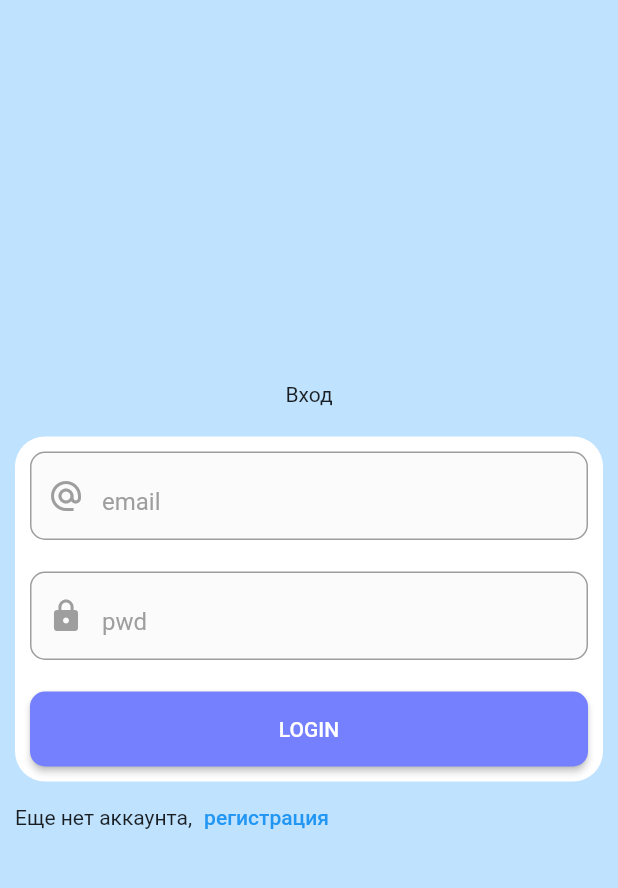
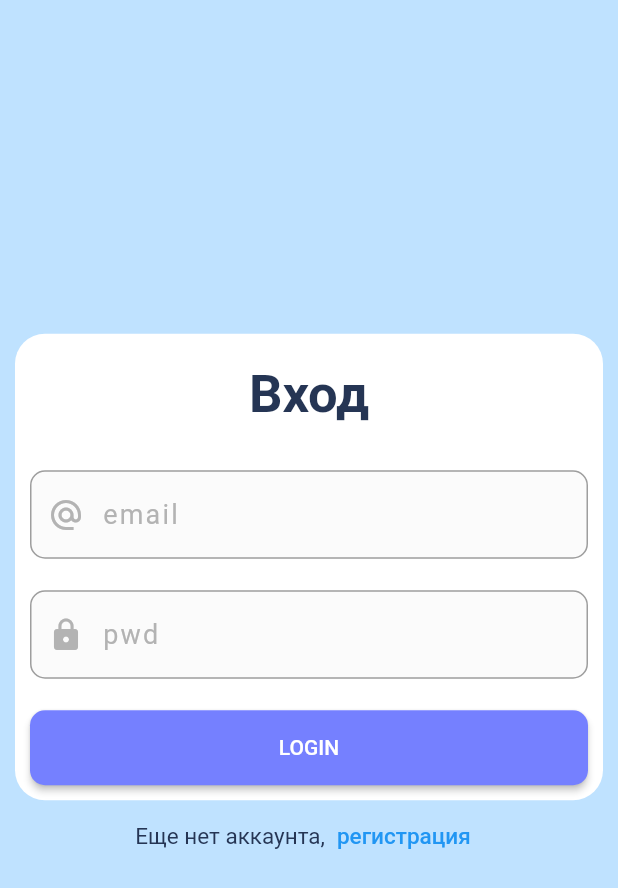
Before and after one commit to Nikolay-leukhin/engsn_app, a Flutter app: the screen it shows after launch, on a phone screen of 412 x 824 dp. Shown: the top 888 px of the screen. Run offline on Flutter 3.47's test engine with Material 2 defaults, Android fonts, the phone set to English and light mode, and no system bars; our stand-ins replace bloc, dio, equatable, flutter_bloc, google_fonts, hive and 2 more; accounts and stored records are empty; Roboto replaces fonts that are missing (Puritan).

Commit message:
login redesign

```diff
--- a/lib/app.dart
+++ b/lib/app.dart
@@ -1,10 +1,10 @@
-
 import 'package:engsn_corected/view/router/app_router.dart';
 import 'package:engsn_corected/view/screens/home/home_screen.dart';
 import 'package:engsn_corected/view/screens/login/login_screen.dart';
 import 'package:engsn_corected/view/utils/colors.dart';
 import 'package:flutter/material.dart';
 import 'package:flutter_bloc/flutter_bloc.dart';
+import 'view/theme/theme.dart';
 
 import 'logic/app/app_bloc.dart';
 import 'logic/home/home_bloc.dart';
@@ -28,9 +28,7 @@ class _AppState extends State<App> {
   Widget build(BuildContext context) {
     return MaterialApp(title: 'project title',
       debugShowCheckedModeBanner: false,
-      theme: ThemeData(
-        scaffoldBackgroundColor: AppColors.sky,
-      ),
+      theme: lightTheme,
       home: Scaffold(
           body: BlocConsumer<AppBloc, AppState>(
             listener: (context, state) {},
--- a/lib/view/screens/login/login_screen.dart
+++ b/lib/view/screens/login/login_screen.dart
@@ -34,16 +34,24 @@ class _LoginPageState extends State<LoginPage> {
               child: Column(
                 mainAxisAlignment: MainAxisAlignment.center,
                 children: [
-                  const Text("Вход"),
-                  const SizedBox(
-                    height: 20,
-                  ),
                   Container(
                     decoration: const BoxDecoration(color: Colors.white, borderRadius: BorderRadius.all(Radius.circular(20))),
                     child: Column(
                       mainAxisAlignment: MainAxisAlignment.center,
                       crossAxisAlignment: CrossAxisAlignment.center,
                       children: [
+                        const SizedBox(
+                          height: 20,
+                        ),
+                        Text(
+                          'Вход',
+                          textAlign: TextAlign.center,
+                          style: Theme.of(context).textTheme.headlineMedium,
+                        ),
+
+                        const SizedBox(
+                          height: 20,
+                        ),
                         DefaultTextField(
                           controller: _emailController,
                           keyboardType: TextInputType.emailAddress,
@@ -55,12 +63,15 @@ class _LoginPageState extends State<LoginPage> {
                           keyboardType: TextInputType.name,
                           hintText: "pwd",
                           icon: (Icons.lock),
+                          obscureText: true,
                         ),
                         BlocListener<LoginBloc, LoginState>(
                           listener: (context, state) async {
                             if (context.read<LoginBloc>().state is LoginLoaded) {
                               await Future.delayed(Duration(seconds: 1));
+                              // ignore: use_build_context_synchronously
                               Navigator.of(context).pop();
+                              // ignore: use_build_context_synchronously
                               Navigator.of(context).popAndPushNamed("/home");
                             }
                           },
@@ -73,20 +84,35 @@ class _LoginPageState extends State<LoginPage> {
                               showDialog(context: context, builder: (_) => ProfileLoadingPopup());
                             },
                           ),
-                        )
+                        ),
+
                       ],
                     ),
                   ),
                   Row(
+                    mainAxisAlignment: MainAxisAlignment.center,
                     children: [
-                      Text("Еще нет аккаунта,"),
+                      Text("Еще нет аккаунта,",
+                        style: TextStyle(
+                            fontSize: 15,
+                            color: AppColors.black
+                        ),),
                       TextButton(
-                          onPressed: () {
-                            Navigator.of(context).pushNamed('/signin');
-                          },
-                          child: Text('регистрация'))
+                        onPressed: () {
+                          Navigator.of(context).pushNamed('/signin');
+                        },
+                        child:
+                        const Text('регистрация',
+                          style: TextStyle(
+                            fontSize: 15,
+                          ),
+                        ),
+                      )
                     ],
-                  )
+                  ),
+                  const SizedBox(
+                    height: 20,
+                  ),
                 ],
               ),
             )
--- a/lib/view/theme/theme.dart
+++ b/lib/view/theme/theme.dart
@@ -0,0 +1,30 @@
+import 'package:engsn_corected/view/utils/colors.dart';
+import 'package:flutter/material.dart';
+import 'package:google_fonts/google_fonts.dart';
+
+final lightTheme = ThemeData(
+    scaffoldBackgroundColor: AppColors.sky,
+    textTheme: TextTheme(
+        headlineMedium: GoogleFonts.beVietnamPro(
+            color: AppColors.black,
+            fontSize: 35,
+            fontWeight: FontWeight.w700
+        ),
+        labelSmall: GoogleFonts.puritan(
+            color: AppColors.light,
+            fontSize: 18,
+            fontWeight: FontWeight.w400
+        ),
+        bodyMedium: GoogleFonts.puritan(
+            color: AppColors.black,
+            fontSize: 22,
+            fontWeight: FontWeight.w400
+        ),
+        titleSmall: GoogleFonts.beVietnamPro(
+            color: AppColors.black,
+            fontSize: 14,
+            fontWeight: FontWeight.w400,
+            height: 1
+        )
+    )
+);
--- a/lib/view/utils/colors.dart
+++ b/lib/view/utils/colors.dart
@@ -8,4 +8,10 @@ class AppColors{
   static Color cherry = const Color.fromRGBO(37, 0, 92, 1);
   static Color dark = const Color.fromRGBO(11, 19, 112, 1);
   static Color sky = const Color.fromRGBO(191, 226, 255, 1);
+  static Color blue_purple = const Color.fromRGBO(117, 128, 255, 1);
+  static Color grey = const Color.fromRGBO(61, 60, 60, 0.2);
+  static Color black = const Color.fromRGBO(37, 53, 84, 1);
+  static Color light = const Color.fromRGBO(179, 179, 179, 1);
+  static Color orange = const Color.fromRGBO(223, 126, 72, 1);
+  static Color white1 = const Color.fromRGBO(255, 255, 255, 1);
 }
--- a/lib/view/widgets/default_text_field.dart
+++ b/lib/view/widgets/default_text_field.dart
@@ -43,21 +43,28 @@ class _BaseTextFormFieldState extends State<DefaultTextField> {
       child: Padding(
         padding: widget.padding,
         child: TextFormField(
+
           maxLines: widget.maxLines,
           keyboardType: widget.keyboardType,
           autofocus: false,
           obscureText: widget.obscureText,
           textAlignVertical: TextAlignVertical.bottom,
-          style: TextStyle(color: Colors.grey),
+          style: TextStyle(color: Colors.black),
           decoration: InputDecoration(
-            prefixIcon: Icon(widget.icon, color: Colors.grey,),
-            hintStyle: TextStyle(
-              color: Colors.grey
+            prefixIcon: Icon(widget.icon),
+            prefixIconColor:
+            MaterialStateColor.resolveWith((Set<MaterialState> states) {
+              if (states.contains(MaterialState.focused)) {
+                return AppColors.blue_purple;
+              }
+              return AppColors.light;
+            }),
+            label: Text(
+              widget.hintText,
+              style: Theme.of(context).textTheme.labelSmall,
             ),
             fillColor: Colors.grey.withAlpha(10),
             filled: true,
-            hintText: widget.hintText,
-            label: widget.controller.text != '' ? Text(widget.hintText) : null,
             border: const OutlineInputBorder(
               borderRadius: BorderRadius.all(
                 Radius.circular(10.0),
@@ -65,7 +72,7 @@ class _BaseTextFormFieldState extends State<DefaultTextField> {
             ),
             enabledBorder: OutlineInputBorder(
               borderRadius: BorderRadius.circular(10.0),
-              borderSide:  BorderSide(
+              borderSide:  const BorderSide(
                 color: Colors.grey,
               ),
             ),
@@ -75,6 +82,7 @@ class _BaseTextFormFieldState extends State<DefaultTextField> {
                 color: AppColors.blue,
               ),
             ),
+
           ),
 
           onChanged: (String value) {
```
Lines whose indentation alone changed are shown as unchanged.
